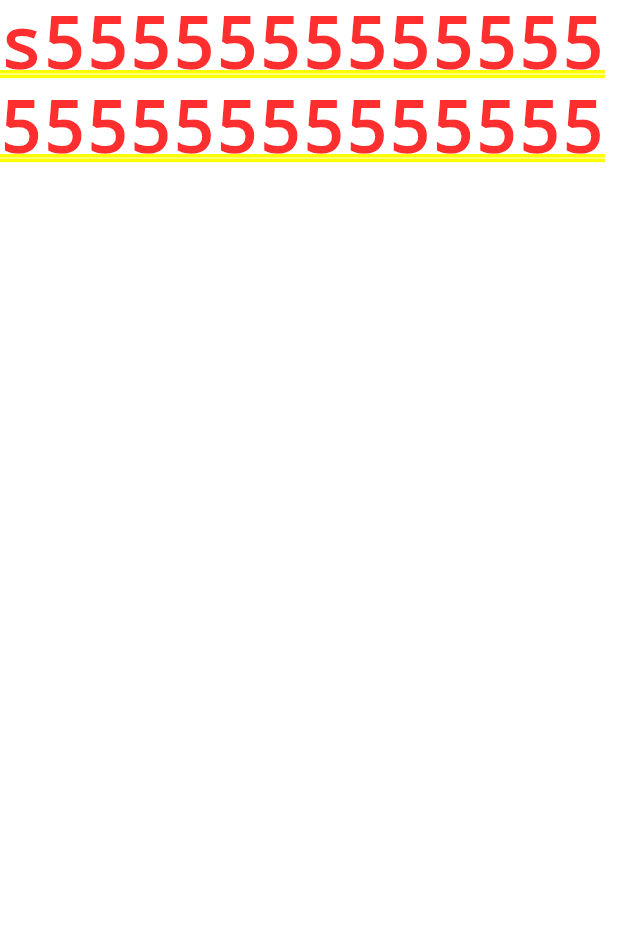
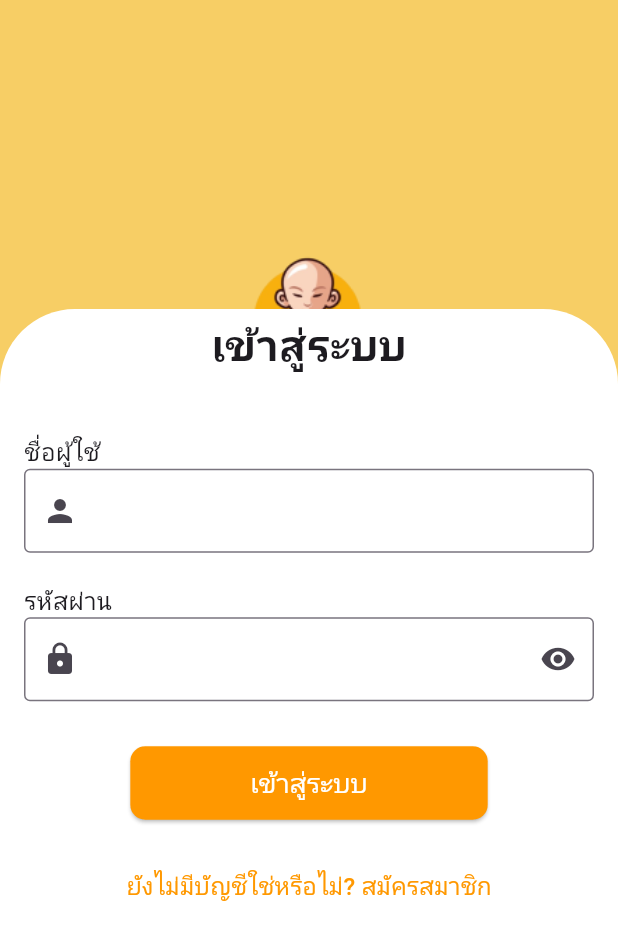
Before and after one commit to jjsornwakii/Pulse-measurement-application-for-monks, a Flutter app: the screen it shows after launch, on a phone screen of 412 x 824 dp. Shown: the top 940 px of the screen. Run offline on Flutter 3.47's test engine with Material 3 defaults, Android fonts, the phone set to English and light mode, and no system bars; our stand-ins replace get_storage.

Commit message:
update login

```diff
--- /dev/null
+++ b/lib/login.dart
@@ -0,0 +1,188 @@
+import 'dart:convert';
+
+import 'package:flutter/material.dart';
+import 'package:http/http.dart' as http;
+import 'package:sato/navigation.dart';
+
+class LoginPage extends StatelessWidget {
+  final TextEditingController usernameController = TextEditingController();
+  final TextEditingController passwordController = TextEditingController();
+
+  Future<void> loginUser(BuildContext context) async {
+    // API endpoint for user authentication
+    final String apiUrl =
+        'http://192.168.1.26/Sathu_2/Pulse-measurement-application-for-monks/api/login.php';
+
+    // Prepare data to send
+    final Map<String, dynamic> data = {
+      'username': usernameController.text,
+      'password': passwordController.text,
+    };
+
+    // Send POST request to API
+    final http.Response response = await http.post(
+      Uri.parse(apiUrl),
+      headers: <String, String>{
+        'Content-Type': 'application/json; charset=UTF-8',
+      },
+      body: jsonEncode(data),
+    );
+
+    // Check response status
+    if (response.statusCode == 200) {
+      final Map<String, dynamic> responseData = jsonDecode(response.body);
+
+      // Check if login was successful
+      if (responseData['message'] == 'success') {
+        // Navigate to the homepage
+        Navigator.pushReplacement(
+          context,
+          MaterialPageRoute(builder: (context) => NavigationPage()),
+        );
+      } else {
+        // Show error message if login failed
+        ScaffoldMessenger.of(context).showSnackBar(
+          SnackBar(
+            content: Text('Login failed. Please check your credentials.'),
+            backgroundColor: Colors.red,
+          ),
+        );
+      }
+    } else {
+      // Show error message if request failed
+      ScaffoldMessenger.of(context).showSnackBar(
+        SnackBar(
+          content:
+              Text('Failed to connect to the server. Please try again later.'),
+          backgroundColor: Colors.red,
+        ),
+      );
+    }
+  }
+
+  @override
+  Widget build(BuildContext context) {
+    return Scaffold(
+      body: Stack(
+        children: <Widget>[
+          Positioned(
+            top: 0,
+            left: 0,
+            right: 0,
+            child: Container(
+              height: MediaQuery.of(context).size.height * 0.55,
+              color: Color.fromARGB(255, 247, 206, 101),
+              child: Center(
+                child: Image.asset(
+                  'assets/logo/sathu.png', // Replace with your logo asset
+                  height: 120,
+                ),
+              ),
+            ),
+          ),
+          Align(
+            alignment: Alignment.bottomCenter,
+            child: Container(
+              height: MediaQuery.of(context).size.height * 0.75,
+              decoration: BoxDecoration(
+                color: Colors.white,
+                borderRadius: BorderRadius.vertical(
+                  top: Radius.circular(50),
+                ),
+              ),
+            ),
+          ),
+          Align(
+            alignment: Alignment.bottomCenter,
+            child: Padding(
+              padding: const EdgeInsets.all(16.0),
+              child: Column(
+                mainAxisAlignment: MainAxisAlignment.center,
+                children: <Widget>[
+                  Text(
+                    'เข้าสู่ระบบ',
+                    style: TextStyle(fontSize: 28, fontWeight: FontWeight.bold),
+                  ),
+                  SizedBox(height: 40),
+                  // Text above the username TextField
+                  Column(
+                    crossAxisAlignment: CrossAxisAlignment.start,
+                    children: [
+                      Text(
+                        'ชื่อผู้ใช้',
+                        style: TextStyle(fontSize: 16),
+                      ),
+                      TextField(
+                        controller: usernameController,
+                        decoration: InputDecoration(
+                          prefixIcon: Icon(Icons.person),
+                          border: OutlineInputBorder(),
+                        ),
+                      ),
+                    ],
+                  ),
+                  SizedBox(height: 20),
+                  // Text above the password TextField
+                  Column(
+                    crossAxisAlignment: CrossAxisAlignment.start,
+                    children: [
+                      Text(
+                        'รหัสผ่าน',
+                        style: TextStyle(fontSize: 16),
+                      ),
+                      TextField(
+                        controller: passwordController,
+                        decoration: InputDecoration(
+                          prefixIcon: Icon(Icons.lock),
+                          border: OutlineInputBorder(),
+                          suffixIcon: IconButton(
+                            icon: Icon(Icons.visibility),
+                            onPressed: () {
+                              // Add functionality to toggle password visibility
+                            },
+                          ),
+                        ),
+                        obscureText: true,
+                      ),
+                    ],
+                  ),
+                  SizedBox(height: 30),
+                  ElevatedButton(
+                    onPressed: () => loginUser(context),
+                    child: Text(
+                      'เข้าสู่ระบบ',
+                      style: TextStyle(color: Colors.white, fontSize: 18),
+                    ),
+                    style: ElevatedButton.styleFrom(
+                      backgroundColor: Colors.orange,
+                      shape: RoundedRectangleBorder(
+                        borderRadius: BorderRadius.circular(10),
+                      ),
+                      padding:
+                          EdgeInsets.symmetric(horizontal: 80, vertical: 12),
+                      textStyle: TextStyle(fontSize: 18),
+                    ),
+                  ),
+                  SizedBox(height: 20),
+                  TextButton(
+                    onPressed: () {
+                      // Add navigation to signup page functionality
+                    },
+                    child: Text(
+                      'ยังไม่มีบัญชีใช่หรือไม่? สมัครสมาชิก',
+                      style: TextStyle(color: Colors.orange, fontSize: 16),
+                    ),
+                  ),
+                ],
+              ),
+            ),
+          ),
+        ],
+      ),
+    );
+  }
+}
+
+void main() => runApp(MaterialApp(
+      home: LoginPage(),
+    ));
--- a/lib/main.dart
+++ b/lib/main.dart
@@ -1,20 +1,38 @@
 import 'package:flutter/material.dart';
 import 'package:sato/homepage.dart';
+import 'package:sato/login.dart';
 import 'package:sato/navigation.dart';
+import 'package:get_storage/get_storage.dart';
 
-void main() {
-  runApp(const MyApp());
+void main() async {
+  await GetStorage.init();
+  runApp(MyApp());
 }
 
-class MyApp extends StatelessWidget {
-  const MyApp({super.key});
+class MyApp extends StatefulWidget {
+  MyApp({super.key});
 
-  // This widget is the root of your application.
+  @override
+  _MyAppState createState() => _MyAppState();
+}
+
+class _MyAppState extends State<MyApp> {
+  final GetStorage box = GetStorage();
+  String? userId;
+  @override
+  void initState() {
+    super.initState();
+    CheckLogin();
+  }
+
+  void CheckLogin() {
+    userId = box.read("userId");
+  }
+
   @override
   Widget build(BuildContext context) {
     return MaterialApp(
-        home: Container(
-      child: Text("s555555555555555555555555555"),
-    ));
+      home: userId == null || userId == '' ? LoginPage() : NavigationPage(),
+    );
   }
 }
--- a/pubspec.yaml
+++ b/pubspec.yaml
@@ -35,6 +35,8 @@ dependencies:
   # The following adds the Cupertino Icons font to your application.
   # Use with the CupertinoIcons class for iOS style icons.
   cupertino_icons: ^1.0.6
+  http: ^1.2.1
+  get_storage: ^2.1.1
 
 dev_dependencies:
   flutter_test:
@@ -59,7 +61,8 @@ flutter:
   uses-material-design: true
 
   # To add assets to your application, add an assets section, like this:
-  # assets:
+  assets:
+    - assets/logo/
   #   - images/a_dot_burr.jpeg
   #   - images/a_dot_ham.jpeg
 
```
Also changed, not shown: lib/splashScreen.dart (added, +34 -0 lines), assets/logo/sathu.png (added), pubspec.lock, 5 other files.
